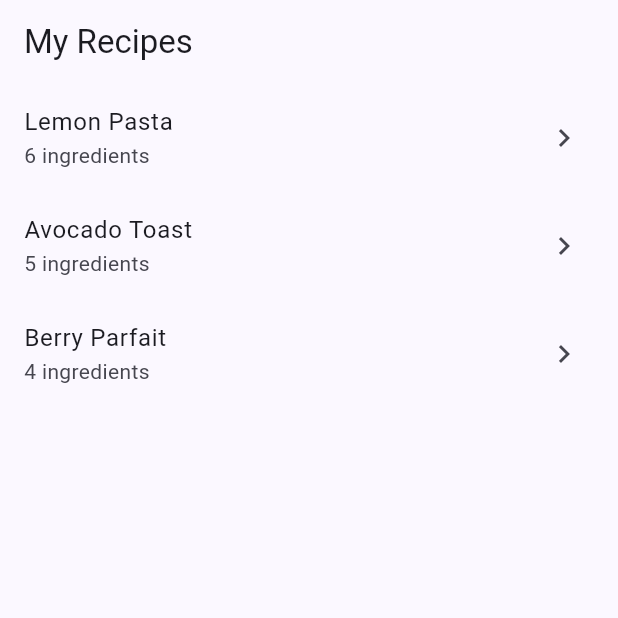
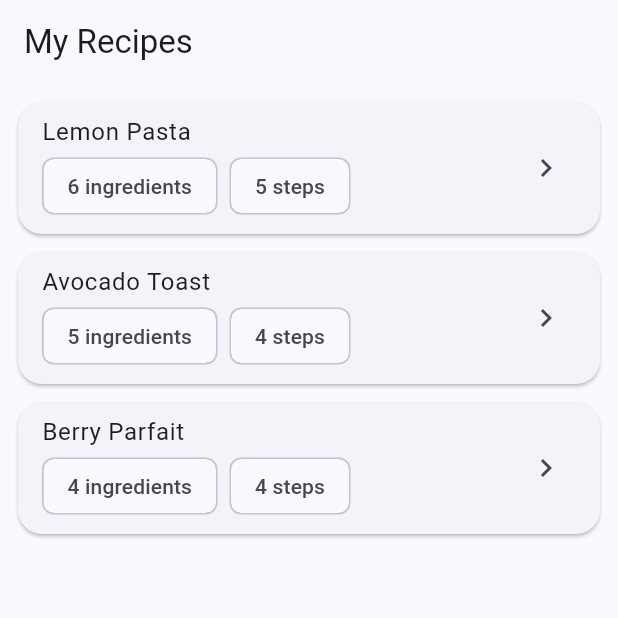
Before and after one commit to mohitkokane3900/cw2, a Flutter app: the HomeScreen screen opened directly, on a phone screen of 412 x 824 dp, the top half of it. Run offline on Flutter 3.47's test engine with Material 3 defaults, Android fonts, the phone set to English and light mode, and no system bars; statements that could not run were skipped.

Commit message:
Final polishing

```diff
--- a/lib/detailscreen.dart
+++ b/lib/detailscreen.dart
@@ -52,6 +52,7 @@ class DetailsScreen extends StatelessWidget {
                 ),
               );
             }),
+            const SizedBox(height: 12),
           ],
         ),
       ),
--- a/lib/homescreen.dart
+++ b/lib/homescreen.dart
@@ -68,16 +68,31 @@ class _HomeScreenState extends State<HomeScreen> {
       appBar: AppBar(title: const Text('My Recipes')),
       body: SafeArea(
         child: ListView.builder(
+          padding: const EdgeInsets.all(12),
           itemCount: recipes.length,
           itemBuilder: (context, i) {
             final r = recipes[i];
-            return ListTile(
-              title: Text(r['title']),
-              subtitle: Text(
-                '${(r['ingredients'] as List).length} ingredients',
+            return Card(
+              margin: const EdgeInsets.only(bottom: 12),
+              shape: RoundedRectangleBorder(
+                borderRadius: BorderRadius.circular(16),
               ),
-              trailing: const Icon(Icons.chevron_right),
-              onTap: () => openDetails(r),
+              child: ListTile(
+                title: Text(r['title']),
+                subtitle: Wrap(
+                  spacing: 8,
+                  children: [
+                    Chip(
+                      label: Text(
+                        '${(r['ingredients'] as List).length} ingredients',
+                      ),
+                    ),
+                    Chip(label: Text('${(r['steps'] as List).length} steps')),
+                  ],
+                ),
+                trailing: const Icon(Icons.chevron_right),
+                onTap: () => openDetails(r),
+              ),
             );
           },
         ),
```
